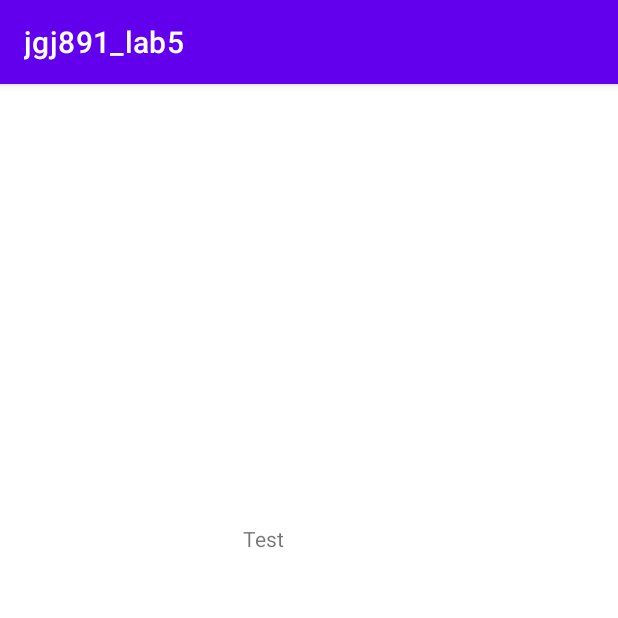
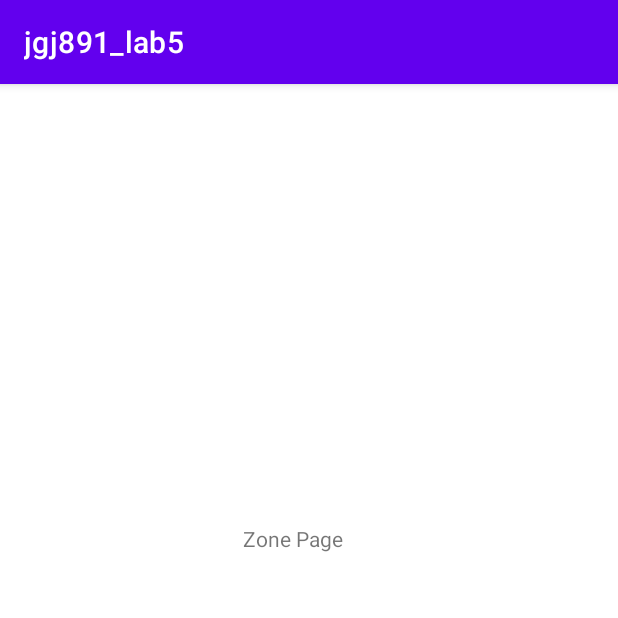
Before and after one commit to srtk-Negi/android-jurassic-park, an Android app: the screen it shows after launch (ZoneActivity), after a tap on an icon or button, on a phone screen of 412 x 824 dp, the top half of it. Run offline under Robolectric (Android 15) with nearby library versions, the phone set to English and light mode, and no system bars.

Commit message:
activity_dino.xml complete

```diff
--- a/app/src/main/java/edu/utsa/cs3443/jgj891_lab5/MainActivity.java
+++ b/app/src/main/java/edu/utsa/cs3443/jgj891_lab5/MainActivity.java
@@ -7,14 +7,15 @@ import android.os.Bundle;
 import android.view.View;
 import android.widget.Button;
 
+import edu.utsa.cs3443.jgj891_lab5.controller.MainController;
+
 public class MainActivity extends AppCompatActivity {
     @Override
     protected void onCreate(Bundle savedInstanceState) {
         super.onCreate(savedInstanceState);
         setContentView(R.layout.activity_main);
 
-
-        Intent moveToZoneActivityIntent = new Intent(MainActivity.this, ZoneActivity.class);
+        MainController mainController = new MainController(this);
 
         Button btn_x = findViewById(R.id.x_button);
         Button btn_g = findViewById(R.id.g_button);
@@ -24,15 +25,12 @@ public class MainActivity extends AppCompatActivity {
         Button btn_tr = findViewById(R.id.tr_button);
         Button btn_ty = findViewById(R.id.ty_button);
 
-        btn_x.setOnClickListener(new View.OnClickListener() {
-            @Override
-            public void onClick(View view) {
-                startActivity(moveToZoneActivityIntent);
-            }
-        });
-
-
-
-
+        btn_x.setOnClickListener(mainController);
+        btn_b.setOnClickListener(mainController);
+        btn_g.setOnClickListener(mainController);
+        btn_d.setOnClickListener(mainController);
+        btn_r.setOnClickListener(mainController);
+        btn_tr.setOnClickListener(mainController);
+        btn_ty.setOnClickListener(mainController);
     }
 }
--- a/app/src/main/java/edu/utsa/cs3443/jgj891_lab5/controller/MainController.java
+++ b/app/src/main/java/edu/utsa/cs3443/jgj891_lab5/controller/MainController.java
@@ -1,4 +1,21 @@
 package edu.utsa.cs3443.jgj891_lab5.controller;
 
-public class MainController {
+import android.content.Intent;
+import android.view.View;
+
+import edu.utsa.cs3443.jgj891_lab5.MainActivity;
+import edu.utsa.cs3443.jgj891_lab5.ZoneActivity;
+
+public class MainController implements View.OnClickListener {
+    private MainActivity mainActivity;
+    public MainController(MainActivity mainActivity){
+        this.mainActivity = mainActivity;
+    }
+
+    public void onClick(View view){
+        Intent moveToZoneActivityIntent = new Intent(mainActivity, ZoneActivity.class);
+        System.out.println(view.getId());
+        mainActivity.startActivity(moveToZoneActivityIntent);
+    }
+
 }
--- a/app/src/main/res/layout/activity_main.xml
+++ b/app/src/main/res/layout/activity_main.xml
@@ -2,7 +2,6 @@
 <androidx.constraintlayout.widget.ConstraintLayout
     xmlns:android="http://schemas.android.com/apk/res/android"
     xmlns:app="http://schemas.android.com/apk/res-auto"
-    xmlns:tools="http://schemas.android.com/tools"
     android:layout_height="match_parent"
     android:layout_width="match_parent">
 
--- a/app/src/main/res/layout/activity_zone.xml
+++ b/app/src/main/res/layout/activity_zone.xml
@@ -15,7 +15,7 @@
         android:layout_marginTop="257dp"
         android:layout_marginEnd="192dp"
         android:layout_marginBottom="455dp"
-        android:text="@string/test"
+        android:text="@string/zone_page"
         app:layout_constraintBottom_toBottomOf="parent"
         app:layout_constraintEnd_toEndOf="parent"
         app:layout_constraintHorizontal_bias="0.0"
--- a/app/src/main/res/values/strings.xml
+++ b/app/src/main/res/values/strings.xml
@@ -8,5 +8,11 @@
     <string name="btn_r">R</string>
     <string name="btn_tr">TR</string>
     <string name="btn_ty">TY</string>
-    <string name="test">Test</string>
+    <string name="zone_page">Zone Page</string>
+    <string name="zone_name">Zone name</string>
+    <string name="relocate_title">RELOCATE A DINOSAUR</string>
+    <string name="dino_name">Dinosaur name: </string>
+    <string name="new_zone">New zone: </string>
+    <string name="relocate_btn">Relocate</string>
+    <string name="park_map_btn">Park Map</string>
 </resources>
```
Also changed, not shown: app/src/main/java/edu/utsa/cs3443/jgj891_lab5/controller/ZoneController.java (+26 -0 lines), app/src/main/java/edu/utsa/cs3443/jgj891_lab5/model/Zone.java (+8 -0 lines), app/src/main/res/layout/activity_dino.xml (+106 -2 lines).
